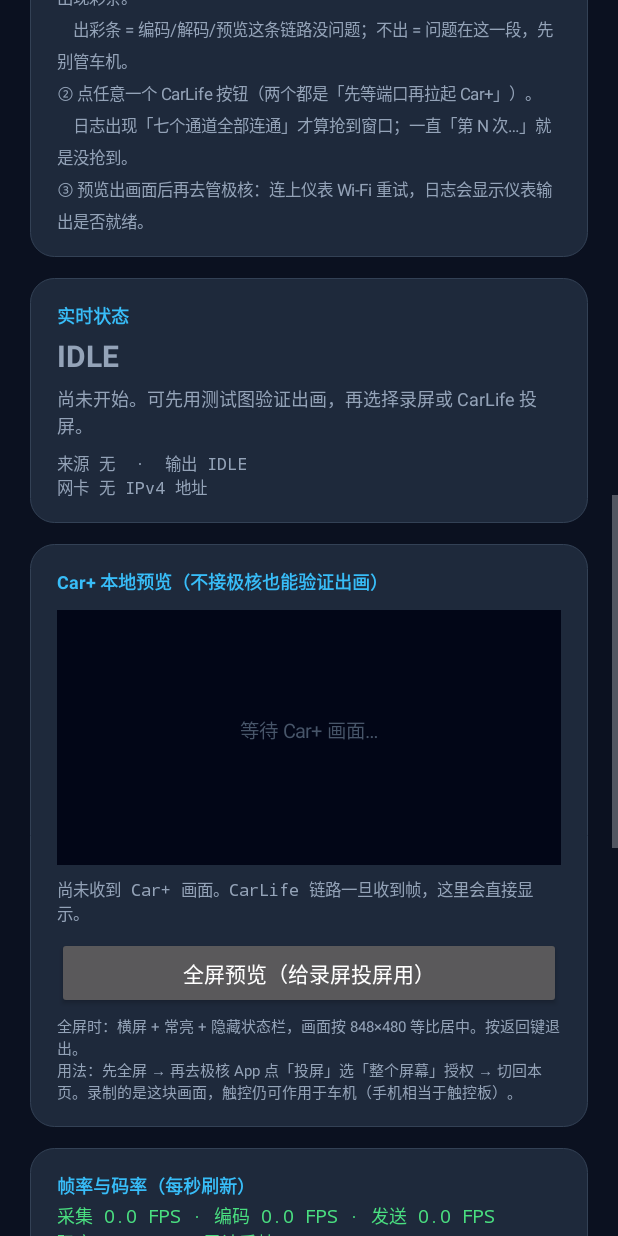
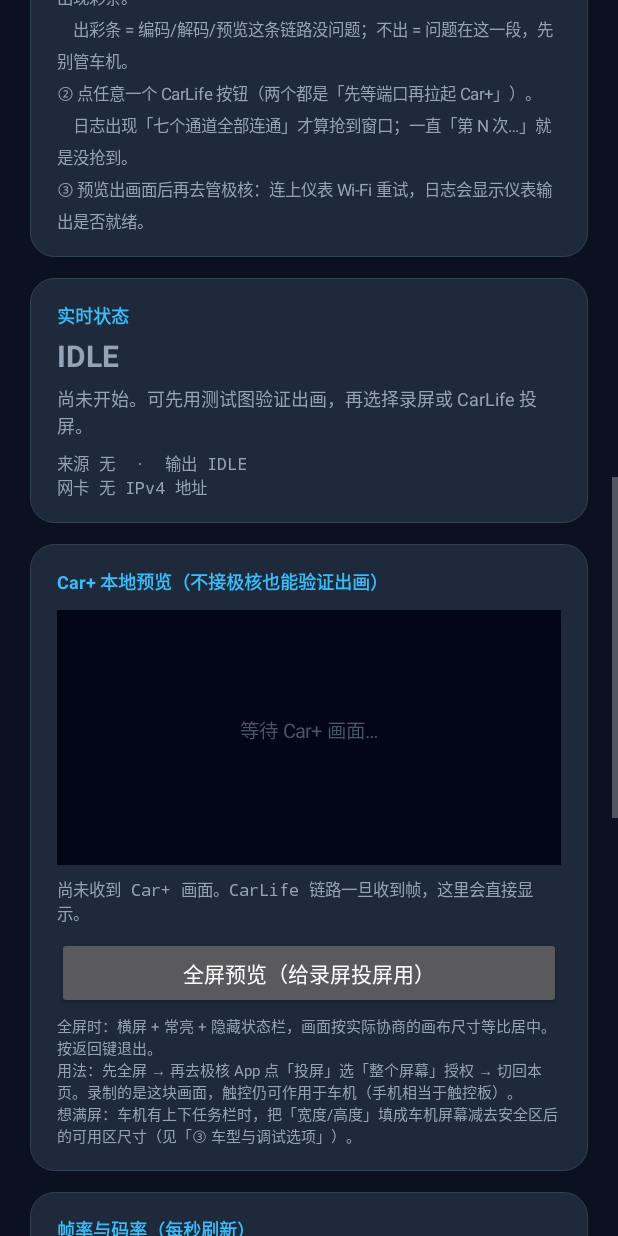
Before and after one commit to Andrew8102/Carwithin-for-android, an Android app: the screen it shows after launch (MainActivity), scrolled down 1153 dp, on a phone screen of 412 x 824 dp. Run offline under Robolectric (Android 15) with nearby library versions, the phone set to English and light mode, and no system bars; pictures from the network do not load.

Commit message:
docs+ui: 镜像投屏满屏要点 —— Car+ 画布用「车机屏幕减上下安全区」的可用区尺寸；分辨率输入框与全屏提示加说明

```diff
--- a/app/src/main/java/com/github/carwithinforandroid/MainActivity.java
+++ b/app/src/main/java/com/github/carwithinforandroid/MainActivity.java
@@ -679,10 +679,12 @@ public class MainActivity extends Activity {
         fullTip.setTextSize(10f);
         fullTip.setTextColor(Color.parseColor(MUTED));
         fullTip.setPadding(0, dp(4), 0, 0);
-        fullTip.setText("全屏时：横屏 + 常亮 + 隐藏状态栏，画面按 848×480 等比居中。"
+        fullTip.setText("全屏时：横屏 + 常亮 + 隐藏状态栏，画面按实际协商的画布尺寸等比居中。"
                 + "按返回键退出。\n"
                 + "用法：先全屏 → 再去极核 App 点「投屏」选「整个屏幕」授权 → 切回本页。"
-                + "录制的是这块画面，触控仍可作用于车机（手机相当于触控板）。");
+                + "录制的是这块画面，触控仍可作用于车机（手机相当于触控板）。\n"
+                + "想满屏：车机有上下任务栏时，把「宽度/高度」填成"
+                + "车机屏幕减去安全区后的可用区尺寸（见「③ 车型与调试选项」）。");
         card.addView(fullTip);
 
         root.addView(card);
@@ -882,6 +884,19 @@ public class MainActivity extends Activity {
         targetIpInput = input("仪表 IP（可留空自动发现）", VehicleProfile.targetIp(this));
         card.addView(widthInput);
         card.addView(heightInput);
+
+        TextView sizeTip = new TextView(this);
+        sizeTip.setText("镜像投屏满屏要点：上面的宽高是请求 Car+ 渲染的画布尺寸，"
+                + "应填「车机屏幕减去上下任务栏安全区」后的可用区尺寸，"
+                + "不是车机整屏尺寸——按整屏填，投到仪表会被任务栏挤小。"
+                + "改完点下方「保存配置」，下次投屏生效。"
+                + "若日志显示协商尺寸仍是 848×480（请求被无视），需在 Car+ 一侧改。");
+        sizeTip.setTextSize(10f);
+        sizeTip.setTextColor(Color.parseColor(MUTED));
+        sizeTip.setPadding(0, dp(4), 0, 0);
+        sizeTip.setLineSpacing(0, 1.25f);
+        card.addView(sizeTip);
+
         card.addView(fpsInput);
         card.addView(bitrateInput);
         card.addView(discoveryPortInput);
--- a/gradle.properties
+++ b/gradle.properties
@@ -6,4 +6,4 @@ android.nonTransitiveRClass=true
 # 当前开发版本（预览版基线）。正式版版本号由 git tag 决定，与此无关。
 # 预览版会自动判断：若这里的版本不大于最近一个 tag，就自动把 patch +1，
 # 例如已发布 v0.3.0 后，预览版自动变成 0.3.1-dev.<构建号>。
-carwithin.version=0.5.5
+carwithin.version=0.5.6
```
Also changed, not shown: 1 other file.
